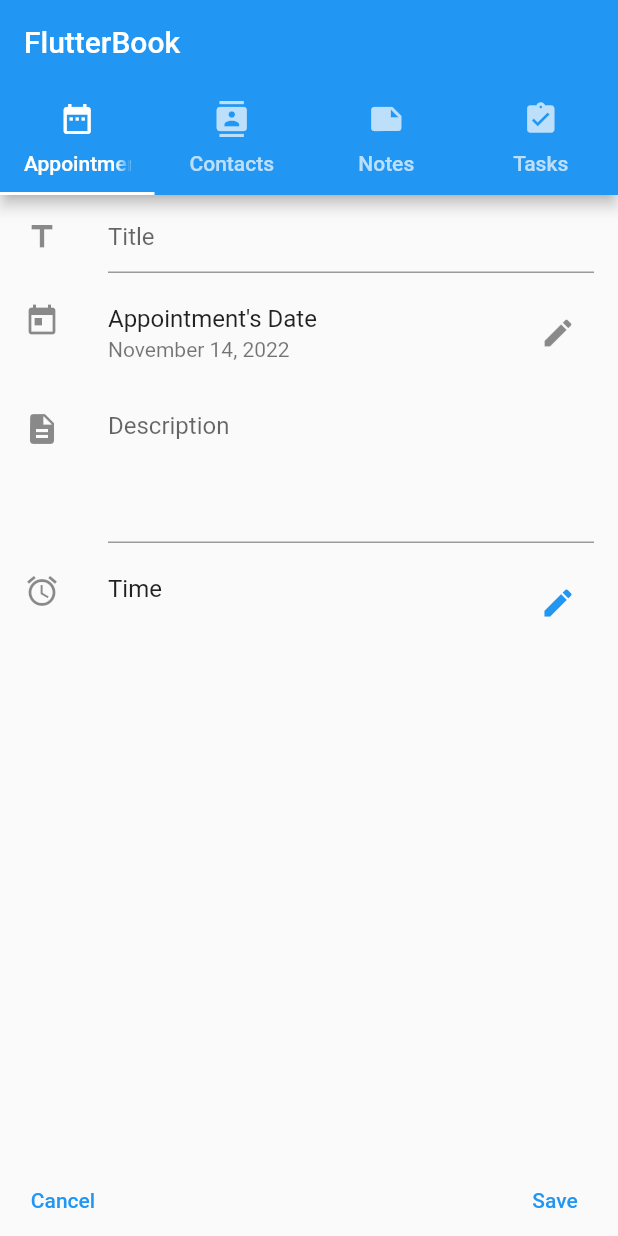
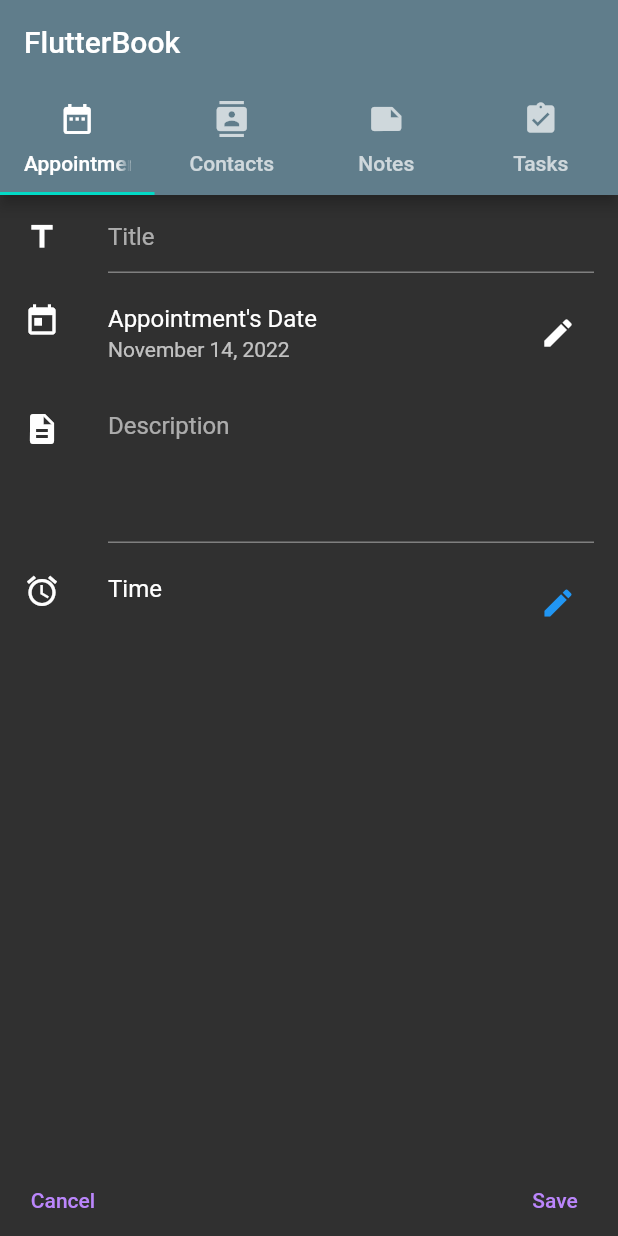
Before and after one commit to cfcastaneda98/hw3_flutterbook, a Flutter app: the screen it shows after launch, after a tap on the "add" icon, on a phone screen of 412 x 824 dp. Run offline on Flutter 3.47's test engine with Material 2 defaults, Android fonts, the phone set to English and light mode, and no system bars; our stand-ins replace flutter_calendar_carousel, flutter_slidable, image_picker, sqflite; accounts and stored records are empty.

Commit message:
Altered theme data

```diff
--- a/lib/appointments/AppointmentsList.dart
+++ b/lib/appointments/AppointmentsList.dart
@@ -54,11 +54,17 @@ class AppointmentsList extends StatelessWidget
                         child: Container(
                           margin: const EdgeInsets.symmetric(horizontal: 10),
                           child: CalendarCarousel<Event>(
-                            thisMonthDayBorderColor: Colors.grey,
+                            headerTextStyle: TextStyle(fontSize: 22.0,color: Colors.white),
+                            thisMonthDayBorderColor: Colors.white,
+                            todayButtonColor: Colors.blueAccent,
+                            todayBorderColor: Colors.white,
                             daysHaveCircularBorder: false,
                             markedDatesMap: markedDateMap,
-                            todayTextStyle: const TextStyle(color: Colors.white
-                            ),
+                            dayButtonColor: Colors.blueGrey,
+                            daysTextStyle: const TextStyle(color: Colors.white),
+                            weekendTextStyle: const TextStyle(color: Colors.lightBlueAccent),
+                            todayTextStyle: const TextStyle(color: Colors.white),
+                            weekdayTextStyle: const TextStyle(color: Colors.white),
                             onDayPressed: (DateTime inDate, List<Event> inEvents) {
                               _showAppointments(inDate, inContext);
                             },
@@ -133,7 +139,7 @@ class AppointmentsList extends StatelessWidget
                                     ),
                                     child: Container(
                                       margin: const EdgeInsets.only(bottom: 8),
-                                      color: Colors.grey.shade300,
+                                      color: Colors.blueAccent,
                                       child: ListTile(
                                         title: Text("${appointment.title} $apptTime"),
                                         subtitle: appointment.description == '' ?
--- a/lib/main.dart
+++ b/lib/main.dart
@@ -34,7 +34,10 @@ class FlutterBook extends StatelessWidget {
         // or simply save your changes to "hot reload" in a Flutter IDE).
         // Notice that the counter didn't reset back to zero; the application
         // is not restarted.
-        primarySwatch: Colors.blue,
+        primaryColor: Colors.blue,
+        colorScheme: ColorScheme.dark(),
+        appBarTheme: AppBarTheme(backgroundColor: Colors.blueGrey),
+        secondaryHeaderColor: Colors.white,
       ),
       debugShowCheckedModeBanner: false,
       home: DefaultTabController(
```
